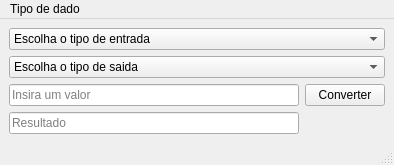
Old version of the form designs/design.ui in the repository victorpmessias/conversor-de-moedas.
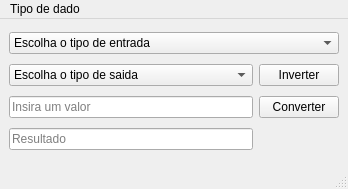
New version of the form.

What changed in the file:
```diff
--- a/designs/design.ui
+++ b/designs/design.ui
@@ -6,8 +6,8 @@
    <rect>
     <x>0</x>
     <y>0</y>
-    <width>394</width>
-    <height>160</height>
+    <width>348</width>
+    <height>189</height>
    </rect>
   </property>
   <property name="windowTitle">
@@ -15,7 +15,7 @@
   </property>
   <widget class="QWidget" name="centralwidget">
    <layout class="QGridLayout" name="gridLayout">
-    <item row="3" column="0" colspan="2">
+    <item row="1" column="0">
      <widget class="QComboBox" name="boxSaida">
       <item>
        <property name="text">
@@ -44,46 +44,14 @@
       </item>
      </widget>
     </item>
-    <item row="6" column="1">
-     <widget class="QPushButton" name="btnConvert">
+    <item row="1" column="1">
+     <widget class="QPushButton" name="btnInverter">
       <property name="text">
-       <string>Converter</string>
+       <string>Inverter</string>
       </property>
      </widget>
     </item>
-    <item row="1" column="0" colspan="2">
-     <widget class="QComboBox" name="boxEntrada">
-      <property name="styleSheet">
-       <string notr="true">#color red</string>
-      </property>
-      <item>
-       <property name="text">
-        <string>Escolha o tipo de entrada</string>
-       </property>
-      </item>
-      <item>
-       <property name="text">
-        <string>MB</string>
-       </property>
-      </item>
-      <item>
-       <property name="text">
-        <string>Mb</string>
-       </property>
-      </item>
-      <item>
-       <property name="text">
-        <string>KB</string>
-       </property>
-      </item>
-      <item>
-       <property name="text">
-        <string>Kb</string>
-       </property>
-      </item>
-     </widget>
-    </item>
-    <item row="6" column="0">
+    <item row="2" column="0">
      <widget class="QLineEdit" name="lineValorIn">
       <property name="text">
        <string/>
@@ -93,7 +61,14 @@
       </property>
      </widget>
     </item>
-    <item row="7" column="0">
+    <item row="2" column="1">
+     <widget class="QPushButton" name="btnConvert">
+      <property name="text">
+       <string>Converter</string>
+      </property>
+     </widget>
+    </item>
+    <item row="3" column="0">
      <widget class="QLineEdit" name="lineResultado">
       <property name="text">
        <string/>
@@ -106,6 +81,38 @@
       </property>
      </widget>
     </item>
+    <item row="0" column="0" colspan="2">
+     <widget class="QComboBox" name="boxEntrada">
+      <property name="styleSheet">
+       <string notr="true">#color red</string>
+      </property>
+      <item>
+       <property name="text">
+        <string>Escolha o tipo de entrada</string>
+       </property>
+      </item>
+      <item>
+       <property name="text">
+        <string>MB</string>
+       </property>
+      </item>
+      <item>
+       <property name="text">
+        <string>Mb</string>
+       </property>
+      </item>
+      <item>
+       <property name="text">
+        <string>KB</string>
+       </property>
+      </item>
+      <item>
+       <property name="text">
+        <string>Kb</string>
+       </property>
+      </item>
+     </widget>
+    </item>
    </layout>
   </widget>
   <widget class="QMenuBar" name="menubar">
@@ -113,7 +120,7 @@
     <rect>
      <x>0</x>
      <y>0</y>
-     <width>394</width>
+     <width>348</width>
      <height>21</height>
     </rect>
    </property>
```
